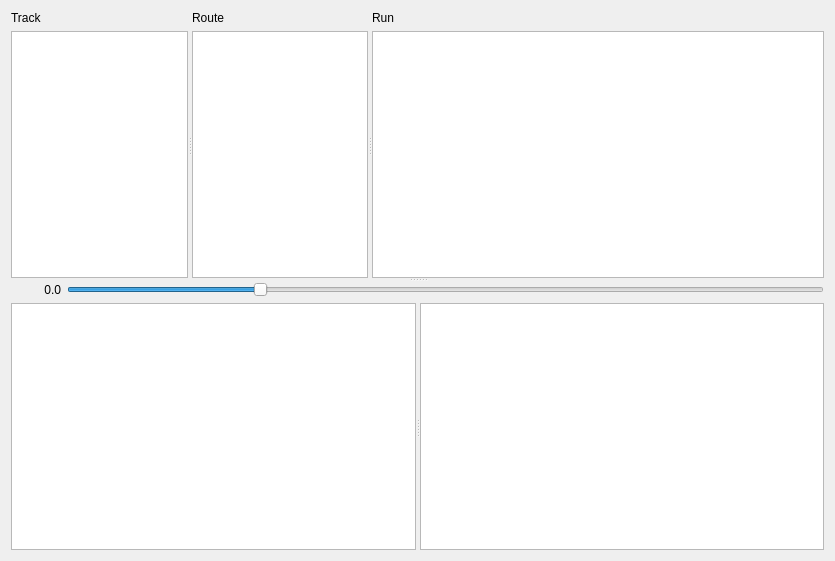
Qt form cpp/car-gui/route_window.ui (berickson/car) before a commit.
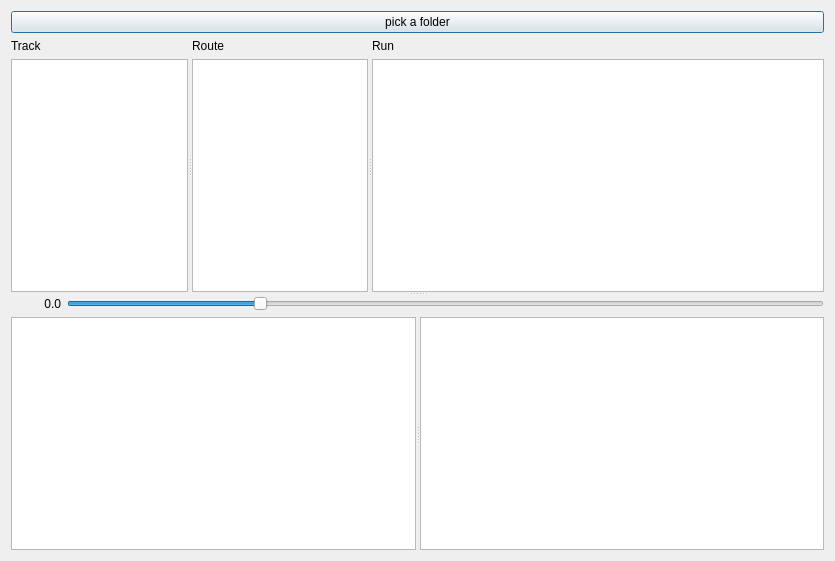
The same form after that commit. Icons and pictures are not drawn.

Commit message: Button folder selection and better node sync.

Diff of the .ui file:
```diff
--- a/cpp/car-gui/route_window.ui
+++ b/cpp/car-gui/route_window.ui
@@ -27,6 +27,13 @@
     <normaloff>:/root/car-gui/anaranjado_icon.svg</normaloff>:/root/car-gui/anaranjado_icon.svg</iconset>
   </property>
   <layout class="QVBoxLayout" name="verticalLayout_2">
+   <item>
+    <widget class="QPushButton" name="folder_picker_button">
+     <property name="text">
+      <string>pick a folder</string>
+     </property>
+    </widget>
+   </item>
    <item>
     <widget class="QSplitter" name="splitter_3">
      <property name="orientation">
```
The commit also changes 2 other files.
